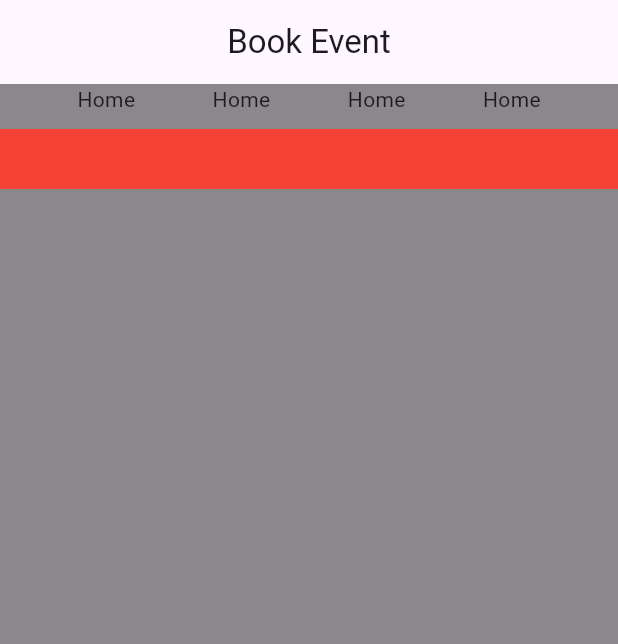
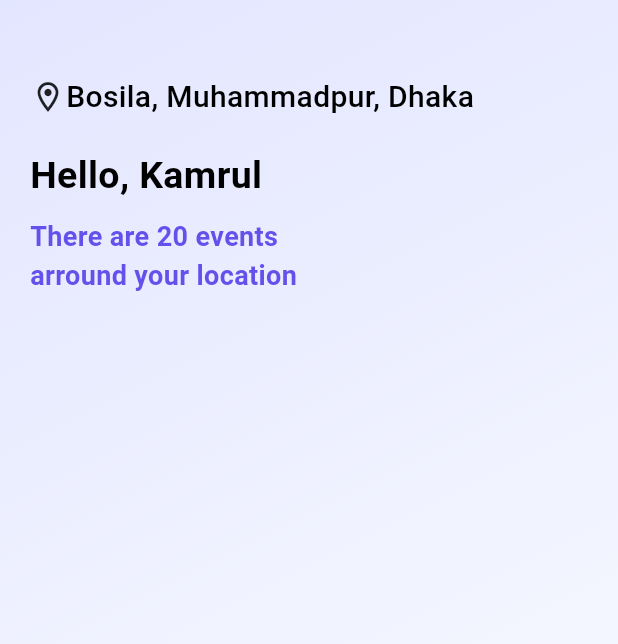
Before and after one commit to khsujon/Event_booking-App, a Flutter app: the screen it shows after launch, on a phone screen of 412 x 824 dp. Shown: the top 644 px of the screen. Run offline on Flutter 3.47's test engine with Material 3 defaults, Android fonts, the phone set to English and light mode, and no system bars.

Commit message:
Home page added

```diff
--- a/lib/home_screen.dart
+++ /dev/null
@@ -1,43 +0,0 @@
-import 'package:flutter/material.dart';
-
-class HomeScreen extends StatefulWidget {
-  const HomeScreen({super.key});
-
-  @override
-  State<HomeScreen> createState() => _HomeScreenState();
-}
-
-class _HomeScreenState extends State<HomeScreen> {
-  @override
-  Widget build(BuildContext context) {
-    return Scaffold(
-      appBar: AppBar(
-        title: Text('Book Event'),
-        centerTitle: true,
-      ),
-      body: Container(
-        color: Colors.black45,
-        child: Column(
-          children: [
-            Row(
-              mainAxisAlignment: MainAxisAlignment.spaceEvenly,
-              children: [
-                Text('Home'),
-                Text('Home'),
-                Text('Home'),
-                Text('Home'),
-              ],
-            ),
-            SizedBox(
-              height: 10,
-            ),
-            Container(
-              height: 40,
-              color: Colors.red,
-            )
-          ],
-        ),
-      ),
-    );
-  }
-}
--- a/lib/main.dart
+++ b/lib/main.dart
@@ -1,4 +1,4 @@
-import 'package:book_event/home_screen.dart';
+import 'package:book_event/pages/home_screen.dart';
 import 'package:flutter/material.dart';
 
 void main() {
--- /dev/null
+++ b/lib/pages/home_screen.dart
@@ -0,0 +1,61 @@
+import 'package:flutter/material.dart';
+
+class HomeScreen extends StatefulWidget {
+  const HomeScreen({super.key});
+
+  @override
+  State<HomeScreen> createState() => _HomeScreenState();
+}
+
+class _HomeScreenState extends State<HomeScreen> {
+  @override
+  Widget build(BuildContext context) {
+    return Scaffold(
+        body: Container(
+      padding: EdgeInsets.only(top: 50.0, left: 20.0),
+      width: MediaQuery.of(context).size.width,
+      decoration: BoxDecoration(
+          gradient: LinearGradient(
+              colors: [Color(0xffe3e6ff), Color(0xfff1f3ff), Colors.white],
+              begin: Alignment.topLeft,
+              end: Alignment.bottomRight)),
+      child: Column(
+        crossAxisAlignment: CrossAxisAlignment.start,
+        children: [
+          Row(
+            children: [
+              Icon(Icons.location_on_outlined),
+              Text(
+                "Bosila, Muhammadpur, Dhaka",
+                style: TextStyle(
+                    color: Colors.black,
+                    fontSize: 20.0,
+                    fontWeight: FontWeight.w500),
+              ),
+            ],
+          ),
+          SizedBox(
+            height: 20.0,
+          ),
+          Text(
+            "Hello, Kamrul",
+            style: TextStyle(
+                color: Colors.black,
+                fontSize: 25.0,
+                fontWeight: FontWeight.bold),
+          ),
+          SizedBox(
+            height: 10.0,
+          ),
+          Text(
+            "There are 20 events\narround your location",
+            style: TextStyle(
+                color: Color(0xff6351ec),
+                fontSize: 18.0,
+                fontWeight: FontWeight.bold),
+          ),
+        ],
+      ),
+    ));
+  }
+}
```
